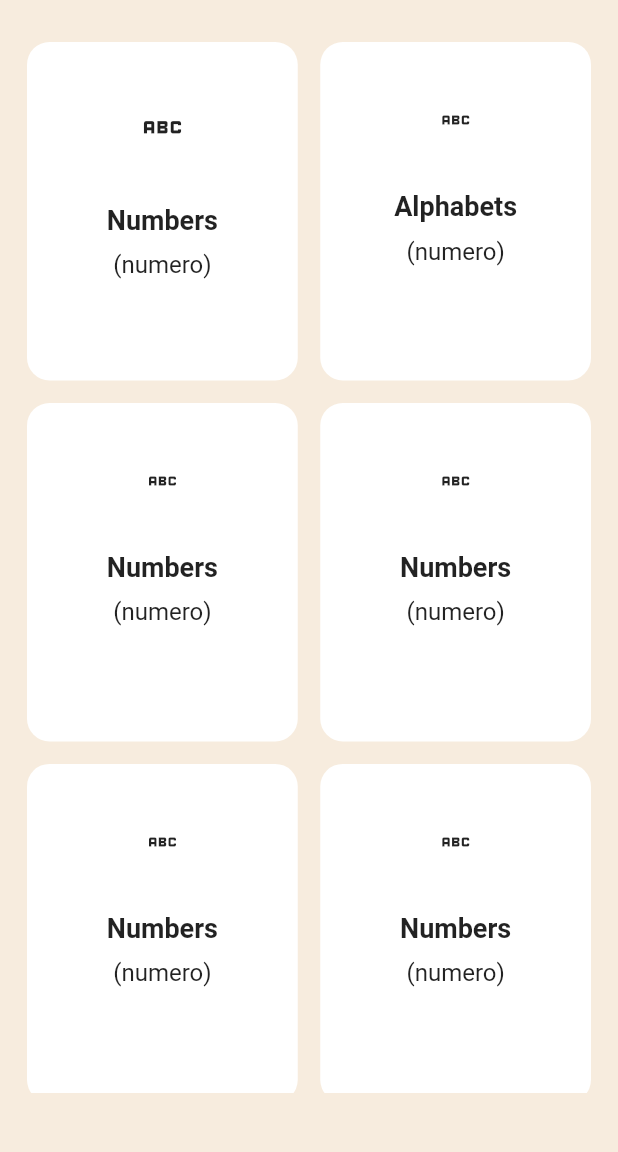
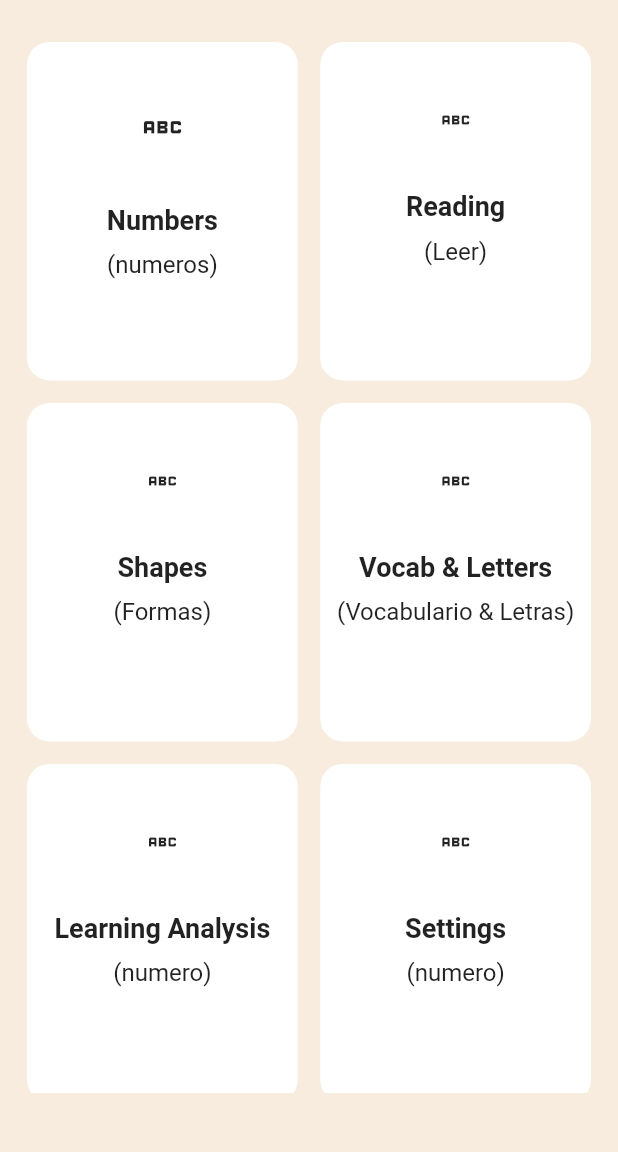
Before and after one commit to dangakeri/kidszoo, a Flutter app: the screen it shows after launch, on a phone screen of 412 x 824 dp, the part 72-1224 px from its top. Run offline on Flutter 3.47's test engine with Material 2 defaults, Android fonts, the light colour scheme and no system bars; our stand-ins replace flutter_svg.

Commit message:
ui design

```diff
--- a/lib/ui/home.dart
+++ b/lib/ui/home.dart
@@ -1,6 +1,7 @@
 import 'package:flutter/material.dart';
 import 'package:flutter_svg/flutter_svg.dart';
 import 'package:kidszoo/consts/app_colors.dart';
+import 'package:kidszoo/ui/vocab.dart';
 
 class Home extends StatelessWidget {
   const Home({super.key});
@@ -42,39 +43,57 @@ class Home extends StatelessWidget {
                     crossAxisCount: 2,
                     crossAxisSpacing: 15,
                     childAspectRatio: 0.8,
-                    children: const [
+                    children: [
                       CardWidget(
-                        icon: Icon(
+                        icon: const Icon(
                           Icons.abc,
                           size: 33,
                         ),
                         title: 'Numbers',
-                        subtitle: '(numero)',
+                        subtitle: '(numeros)',
+                        callBack: () {
+                          Navigator.push(
+                              context,
+                              MaterialPageRoute(
+                                  builder: (BuildContext context) =>
+                                      const Vocab()));
+                        },
                       ),
                       CardWidget(
                         icon: Icon(Icons.abc),
-                        title: 'Alphabets',
-                        subtitle: '(numero)',
+                        title: 'Reading',
+                        subtitle: '(Leer)',
+                        callBack: () {},
                       ),
                       CardWidget(
                         icon: Icon(Icons.abc),
-                        title: 'Numbers',
-                        subtitle: '(numero)',
+                        title: 'Shapes',
+                        subtitle: '(Formas)',
+                        callBack: () {},
                       ),
                       CardWidget(
                         icon: Icon(Icons.abc),
-                        title: 'Numbers',
-                        subtitle: '(numero)',
+                        title: 'Vocab & Letters',
+                        subtitle: '(Vocabulario & Letras)',
+                        callBack: () {
+                          Navigator.push(
+                              context,
+                              MaterialPageRoute(
+                                  builder: (BuildContext context) =>
+                                      const Vocab()));
+                        },
                       ),
                       CardWidget(
                         icon: Icon(Icons.abc),
-                        title: 'Numbers',
+                        title: 'Learning Analysis',
                         subtitle: '(numero)',
+                        callBack: () {},
                       ),
                       CardWidget(
                         icon: Icon(Icons.abc),
-                        title: 'Numbers',
+                        title: 'Settings',
                         subtitle: '(numero)',
+                        callBack: () {},
                       ),
                     ],
                   ),
@@ -92,16 +111,20 @@ class CardWidget extends StatelessWidget {
   final Icon icon;
   final String title;
   final String subtitle;
+  final VoidCallback callBack;
   const CardWidget({
     Key? key,
     required this.icon,
     required this.title,
     required this.subtitle,
+    required this.callBack,
   }) : super(key: key);
 
   @override
   Widget build(BuildContext context) {
-    return Container(
+    return GestureDetector(
+      onTap: callBack,
+      child: Container(
         height: 150,
         width: 300,
         decoration: BoxDecoration(
@@ -130,6 +153,7 @@ class CardWidget extends StatelessWidget {
             ),
           ],
         ),
+      ),
     );
   }
 }
```
Also changed, not shown: lib/ui/vocab.dart (added, +163 -0 lines). Lines whose indentation alone changed are shown as unchanged.
